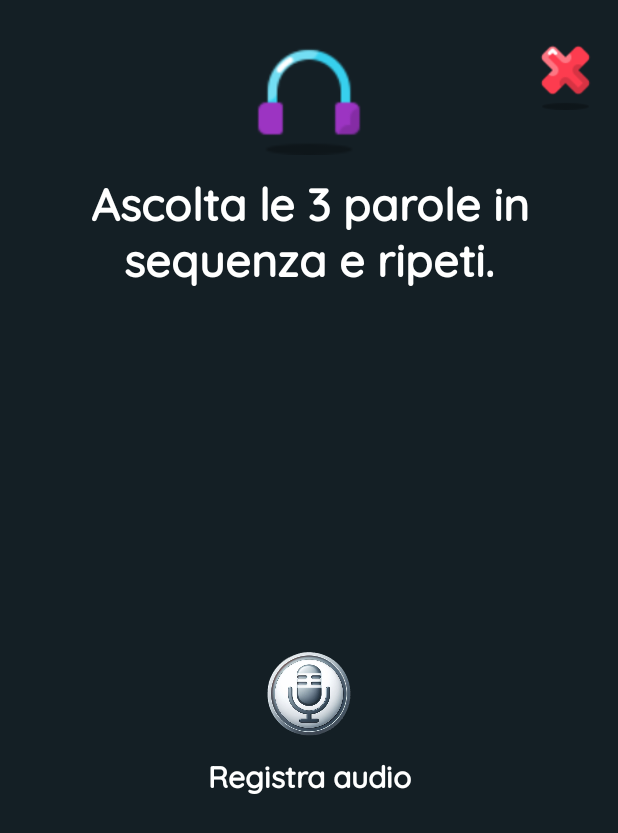
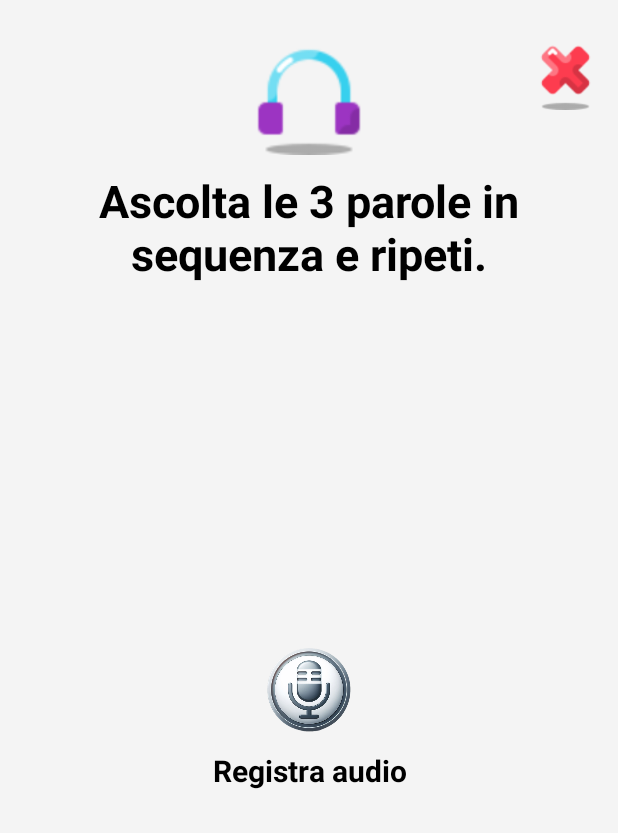
Before and after one commit to RobertoGuastamacchia/pronuntiApp, an Android app: the layout fragment_words_sequences_repetition.xml on its own in the app's theme, with its tools: preview values and no code run, on a phone screen of 412 x 824 dp. Shown: the top 833 px of the screen. Run offline under Robolectric (Android 15) with nearby library versions, the light colour scheme and no system bars.

Commit message:
any fixs

```diff
--- a/app/src/main/res/layout/fragment_words_sequences_repetition.xml
+++ b/app/src/main/res/layout/fragment_words_sequences_repetition.xml
@@ -1,11 +1,11 @@
 <?xml version="1.0" encoding="utf-8"?>
 <FrameLayout xmlns:android="http://schemas.android.com/apk/res/android"
+    xmlns:app="http://schemas.android.com/apk/res-auto"
     xmlns:tools="http://schemas.android.com/tools"
     android:layout_width="match_parent"
     android:layout_height="match_parent"
-    xmlns:app="http://schemas.android.com/apk/res-auto"
-    tools:context=".patient.child.homepage.exercises.WordsSequencesRepetitionFragment"
-    android:background="@color/colorBackground_primary">
+    android:background="@color/colorBackground"
+    tools:context=".patient.child.homepage.exercises.WordsSequencesRepetitionFragment">
 
     <LinearLayout
         android:id="@+id/linearLayout"
@@ -18,8 +18,8 @@
             android:layout_width="match_parent"
             android:layout_height="wrap_content"
             android:layout_marginTop="@dimen/home_page_child_margin_top_of_layout"
+            android:gravity="center_horizontal"
             android:orientation="vertical"
-            android:gravity="center_horizontal"
             tools:ignore="MissingConstraints">
 
             <RelativeLayout
@@ -30,52 +30,50 @@
                     android:id="@+id/exit"
                     android:layout_width="@dimen/topButtonExercisesDimension"
                     android:layout_height="@dimen/topButtonExercisesDimension"
-                    android:src="@drawable/exit"
-                    android:scaleType="centerInside"
+                    android:layout_alignParentEnd="true"
                     android:layout_marginTop="@dimen/marginTopTopButtonExercises"
                     android:layout_marginEnd="@dimen/marginEndExitButton"
                     android:background="@color/transparent"
-                    android:layout_alignParentEnd="true"/>
+                    android:scaleType="centerInside"
+                    android:src="@drawable/exit" />
 
                 <ImageView
+                    android:id="@+id/listen_audio_icon"
                     android:layout_width="@dimen/centralTopIconExercisesDimension"
                     android:layout_height="@dimen/centralTopIconExercisesDimension"
                     android:layout_centerHorizontal="true"
                     android:layout_marginTop="@dimen/marginTopTopButtonExercises"
-                    android:id="@+id/listen_audio_icon"
-                    android:src="@drawable/listen_audio"
-                    />
+                    android:src="@drawable/listen_audio" />
 
                 <ImageButton
                     android:id="@+id/refresh"
                     android:layout_width="@dimen/topButtonExercisesDimension"
                     android:layout_height="@dimen/topButtonExercisesDimension"
+                    android:layout_alignParentStart="true"
+                    android:layout_marginStart="@dimen/marginStartRefreshIcon"
+                    android:layout_marginTop="@dimen/marginTopTopButtonExercises"
+                    android:background="@color/transparent"
+                    android:scaleType="centerInside"
                     android:src="@drawable/refresh"
-                    android:scaleType="centerInside"
-                    android:layout_marginTop="@dimen/marginTopTopButtonExercises"
-                    android:layout_marginStart="@dimen/marginStartRefreshIcon"
-                    android:background="@color/transparent"
-                    android:visibility="gone"
-                    android:layout_alignParentStart="true"/>
+                    android:visibility="gone" />
 
             </RelativeLayout>
 
         </LinearLayout>
 
         <TextView
+            android:id="@+id/exerciseDescription"
             android:layout_width="wrap_content"
             android:layout_height="wrap_content"
             android:layout_gravity="center_horizontal"
-            android:textAlignment="center"
+            android:layout_marginTop="@dimen/marginTopExerciseDescription"
             android:ellipsize="none"
             android:singleLine="false"
-            android:fontFamily="@font/quicksand_medium"
+            android:text="@string/exerciseDescription"
+            android:textAlignment="center"
+            android:textColor="@color/black"
             android:textSize="@dimen/exerciseDescriptionSize"
-            android:textColor="@color/white"
-            android:text="@string/exerciseDescription"
-            android:textStyle="bold"
-            android:layout_marginTop="@dimen/marginTopExerciseDescription"
-            android:id="@+id/exerciseDescription"/>
+            android:textStyle="bold" />
 
         <ImageButton
             android:id="@+id/playButton"
@@ -87,155 +85,153 @@
             android:scaleType="centerInside" />
 
         <TextView
+            android:id="@+id/playButtonDescription"
             android:layout_width="wrap_content"
             android:layout_height="wrap_content"
             android:layout_gravity="center_horizontal"
+            android:fontFamily="@font/quicksand_medium"
+            android:labelFor="@+id/playButton"
             android:textAlignment="center"
-            android:fontFamily="@font/quicksand_medium"
+            android:textColor="@color/white"
             android:textSize="@dimen/playButtonLabelDimension"
-            android:textColor="@color/white"
-            android:textStyle="bold"
-            android:labelFor="@+id/playButton"
-            android:id="@+id/playButtonDescription"/>
+            android:textStyle="bold" />
 
         <ImageButton
+            android:id="@+id/startAudio"
             android:layout_width="@dimen/playAudioButtonDimension"
             android:layout_height="@dimen/playAudioButtonDimension"
-            android:id="@+id/startAudio"
             android:layout_gravity="center_horizontal"
             android:layout_marginTop="@dimen/marginTopPlayAudioButton"
+            android:background="@color/transparent"
             android:scaleType="centerInside"
-            android:src="@drawable/microphone"
-            android:background="@color/transparent"/>
+            android:src="@drawable/microphone" />
 
         <TextView
+            android:id="@+id/startAudioButtonDescription"
             android:layout_width="wrap_content"
             android:layout_height="wrap_content"
             android:layout_gravity="center_horizontal"
+            android:labelFor="@+id/startAudio"
+            android:text="@string/record_audio"
             android:textAlignment="center"
-            android:fontFamily="@font/quicksand_medium"
+            android:textColor="@color/black"
             android:textSize="@dimen/playButtonLabelDimension"
-            android:textColor="@color/white"
-            android:textStyle="bold"
-            android:text="@string/record_audio"
-            android:labelFor="@+id/startAudio"
-            android:id="@+id/startAudioButtonDescription"/>
+            android:textStyle="bold" />
 
         <ImageButton
+            android:id="@+id/stopAudio"
             android:layout_width="@dimen/playAudioButtonDimension"
             android:layout_height="@dimen/playAudioButtonDimension"
-            android:id="@+id/stopAudio"
             android:layout_gravity="center_horizontal"
             android:layout_marginTop="@dimen/marginTopPlayAudioButton"
+            android:background="@color/transparent"
             android:scaleType="centerInside"
-            android:visibility="gone"
             android:src="@drawable/stop_audio"
-            android:background="@color/transparent"/>
+            android:visibility="gone" />
 
         <TextView
+            android:id="@+id/stopAudioButtonDescription"
             android:layout_width="wrap_content"
             android:layout_height="wrap_content"
             android:layout_gravity="center_horizontal"
+            android:fontFamily="@font/quicksand_medium"
+            android:labelFor="@+id/stopAudio"
+            android:text="@string/stop_audio"
             android:textAlignment="center"
-            android:fontFamily="@font/quicksand_medium"
+            android:textColor="@color/white"
             android:textSize="@dimen/playButtonLabelDimension"
-            android:textColor="@color/white"
             android:textStyle="bold"
-            android:visibility="gone"
-            android:text="@string/stop_audio"
-            android:labelFor="@+id/stopAudio"
-            android:id="@+id/stopAudioButtonDescription"/>
+            android:visibility="gone" />
 
         <ImageButton
+            android:id="@+id/listenYour_Audio"
             android:layout_width="@dimen/audioDoneImageDimension"
             android:layout_height="@dimen/audioDoneImageDimension"
-            android:id="@+id/listenYour_Audio"
             android:layout_gravity="center_horizontal"
             android:layout_marginTop="@dimen/marginTopDoneImage"
+            android:background="@color/transparent"
             android:scaleType="centerInside"
-            android:visibility="gone"
             android:src="@drawable/listen_your_audio"
-            android:background="@color/transparent"/>
+            android:visibility="gone" />
 
         <ImageButton
+            android:id="@+id/stopYour_Audio"
             android:layout_width="@dimen/stopAudioButtonDimension"
             android:layout_height="@dimen/stopAudioButtonDimension"
-            android:id="@+id/stopYour_Audio"
             android:layout_gravity="center_horizontal"
             android:layout_marginTop="@dimen/marginTopDoneImage"
+            android:background="@color/transparent"
             android:scaleType="centerInside"
-            android:visibility="gone"
             android:src="@drawable/stop_audio"
-            android:background="@color/transparent"/>
+            android:visibility="gone" />
 
 
         <TextView
+            android:id="@+id/audioDoneDescription"
             android:layout_width="wrap_content"
             android:layout_height="wrap_content"
             android:layout_gravity="center_horizontal"
-            android:textAlignment="center"
-            android:fontFamily="@font/quicksand_medium"
-            android:textSize="@dimen/playButtonLabelDimension"
-            android:textColor="@color/white"
-            android:textStyle="bold"
-            android:visibility="gone"
             android:layout_marginStart="@dimen/marginStartEndOfAudioDoneDescription"
             android:layout_marginEnd="@dimen/marginStartEndOfAudioDoneDescription"
+            android:fontFamily="@font/quicksand_medium"
+            android:labelFor="@+id/audioDone"
             android:text="@string/audio_done"
-            android:labelFor="@+id/audioDone"
-            android:id="@+id/audioDoneDescription"/>
+            android:textAlignment="center"
+            android:textColor="@color/white"
+            android:textSize="@dimen/playButtonLabelDimension"
+            android:textStyle="bold"
+            android:visibility="gone" />
 
         <ImageView
+            android:id="@+id/sound_wave"
             android:layout_width="@dimen/soundDimension"
             android:layout_height="@dimen/soundDimension"
-            android:id="@+id/sound_wave"
-            android:visibility="gone"
+            android:layout_gravity="center_horizontal"
+            android:layout_marginTop="@dimen/marginTopDoneAndSoundWave"
+            android:background="@color/transparent"
             android:src="@drawable/sound_wave"
-            android:layout_gravity="center_horizontal"
-            android:background="@color/transparent"
-            android:layout_marginTop="@dimen/marginTopDoneAndSoundWave"
-            />
+            android:visibility="gone" />
 
         <ImageButton
+            android:id="@+id/upload_audio"
             android:layout_width="@dimen/stopAudioButtonDimension"
             android:layout_height="@dimen/stopAudioButtonDimension"
-            android:id="@+id/upload_audio"
             android:layout_gravity="center_horizontal"
             android:layout_marginTop="@dimen/marginTopDoneImage"
+            android:background="@color/transparent"
             android:scaleType="centerInside"
-            android:visibility="gone"
             android:src="@drawable/upload_audio"
-            android:background="@color/transparent"/>
+            android:visibility="gone" />
 
         <TextView
+            android:id="@+id/upload_audio_description"
             android:layout_width="wrap_content"
             android:layout_height="wrap_content"
             android:layout_gravity="center_horizontal"
+            android:fontFamily="@font/quicksand_medium"
+            android:labelFor="@+id/upload_audio"
+            android:text="@string/uploadAudioDescription"
             android:textAlignment="center"
-            android:fontFamily="@font/quicksand_medium"
+            android:textColor="@color/white"
             android:textSize="@dimen/stopButtonLabelDimension"
-            android:textColor="@color/white"
             android:textStyle="bold"
-            android:visibility="gone"
-            android:text="@string/uploadAudioDescription"
-            android:labelFor="@+id/upload_audio"
-            android:id="@+id/upload_audio_description"/>
+            android:visibility="gone" />
 
         <com.google.android.material.button.MaterialButton
             android:id="@+id/finish"
             android:layout_width="wrap_content"
-            android:gravity="center"
             android:layout_height="wrap_content"
             android:layout_gravity="center_horizontal"
+            android:layout_marginTop="@dimen/marginTopDone2"
+            android:fontFamily="@font/quicksand_medium"
+            android:gravity="center"
             android:text="@string/finishExercises"
             android:textAlignment="center"
-            android:visibility="gone"
             android:textSize="@dimen/text_dimen"
             android:textStyle="bold"
-            android:fontFamily="@font/quicksand_medium"
+            android:visibility="gone"
             app:backgroundTint="@color/childAccent"
-            android:layout_marginTop="@dimen/marginTopDone2"
-            app:cornerRadius="8dp"/>
+            app:cornerRadius="8dp" />
 
     </LinearLayout>
 
--- a/app/src/main/res/layout/help_exercise_dialog.xml
+++ b/app/src/main/res/layout/help_exercise_dialog.xml
@@ -12,7 +12,6 @@
         android:layout_height="wrap_content"
         android:layout_gravity="center"
         android:layout_marginBottom="@dimen/logoutTextTitleMarginBottom"
-        android:fontFamily="@font/quicksand_medium"
         android:text="@string/helpWindowDialogTitle"
         android:textAlignment="center"
         android:textColor="@color/black"
@@ -25,7 +24,6 @@
         android:layout_height="wrap_content"
         android:layout_gravity="center"
         android:layout_marginBottom="@dimen/logoutQuestionMarginBottom"
-        android:fontFamily="@font/quicksand_medium"
         android:text="@string/helpWindowDialogMessage"
         android:textAlignment="center"
         android:textColor="@color/black"
@@ -64,7 +62,6 @@
             android:layout_marginTop="@dimen/closeButtonOrContinueButtonMarginTop"
             android:backgroundTint="@color/red"
             android:elevation="10dp"
-            android:fontFamily="@font/quicksand_medium"
             android:text="@string/closePopupButton"
             android:textAlignment="center"
             android:textSize="@dimen/closeButtonOrContinueButtonMarginTop"
--- a/app/src/main/res/layout/locked_character_popup.xml
+++ b/app/src/main/res/layout/locked_character_popup.xml
@@ -12,7 +12,6 @@
         android:layout_height="wrap_content"
         android:layout_gravity="center"
         android:layout_marginBottom="@dimen/logoutTextTitleMarginBottom"
-        android:fontFamily="@font/quicksand_medium"
         android:text="@string/characterNotAvaibleTitle"
         android:textAlignment="center"
         android:textColor="@color/black"
@@ -26,7 +25,6 @@
         android:layout_height="wrap_content"
         android:layout_gravity="center"
         android:textSize="@dimen/popupTextDimension"
-        android:fontFamily="@font/quicksand_medium"
         android:textColor="@color/colorPrimary"
         android:text="@string/infoCoinCharacters"
         android:textAlignment="center"/>
@@ -43,8 +41,7 @@
             android:layout_height="wrap_content"
             android:textSize="@dimen/popupTextDimension"
             android:layout_gravity="center"
-            android:fontFamily="@font/quicksand_medium"
-            android:textColor="@color/colorPrimary"
+            android:textColor="@color/black"
             android:textAlignment="center"/>
 
         <ImageView
@@ -57,7 +54,6 @@
     <com.google.android.material.button.MaterialButton
         android:layout_width="wrap_content"
         android:id="@+id/closeButton"
-        android:fontFamily="@font/quicksand_medium"
         app:cornerRadius="8dp"
         android:layout_height="wrap_content"
         android:layout_gravity="center_horizontal"
--- a/app/src/main/res/layout/logout_dialog.xml
+++ b/app/src/main/res/layout/logout_dialog.xml
@@ -12,7 +12,6 @@
         android:layout_height="wrap_content"
         android:layout_gravity="center"
         android:layout_marginBottom="@dimen/logoutTextTitleMarginBottom"
-        android:fontFamily="@font/quicksand_medium"
         android:text="@string/logout_title"
         android:textAlignment="center"
         android:textColor="@color/black"
@@ -25,7 +24,6 @@
         android:layout_height="wrap_content"
         android:layout_gravity="center"
         android:layout_marginBottom="@dimen/logoutQuestionMarginBottom"
-        android:fontFamily="@font/quicksand_medium"
         android:text="@string/logoutQuestion"
         android:textAlignment="center"
         android:textColor="@color/black"
@@ -42,7 +40,6 @@
             android:layout_height="wrap_content"
             android:layout_marginEnd="@dimen/logoutButtonDimension"
             android:layout_weight="1"
-            android:fontFamily="@font/quicksand_medium"
             android:text="@string/yes"
             android:backgroundTint="@color/greenCompleted"
             android:textColor="@color/white"
@@ -54,7 +51,6 @@
             android:layout_width="0dp"
             android:layout_height="wrap_content"
             android:layout_weight="1"
-            android:fontFamily="@font/quicksand_medium"
             android:text="No"
             android:backgroundTint="@color/red"
             android:textColor="@color/white"
--- a/app/src/main/res/layout/principal_device_request_dialog.xml
+++ b/app/src/main/res/layout/principal_device_request_dialog.xml
@@ -12,7 +12,6 @@
         android:layout_height="wrap_content"
         android:layout_gravity="center"
         android:layout_marginBottom="@dimen/logoutTextTitleMarginBottom"
-        android:fontFamily="@font/quicksand_medium"
         android:text="@string/principalDeviceTitle"
         android:textAlignment="center"
         android:textColor="@color/black"
@@ -25,7 +24,6 @@
         android:layout_height="wrap_content"
         android:layout_gravity="center"
         android:layout_marginBottom="@dimen/logoutQuestionMarginBottom"
-        android:fontFamily="@font/quicksand_medium"
         android:text="@string/principalDeviceDescription"
         android:textAlignment="center"
         android:textColor="@color/black"
@@ -43,7 +41,6 @@
             android:layout_marginEnd="@dimen/logoutButtonDimension"
             android:layout_weight="1"
             android:backgroundTint="@color/greenCompleted"
-            android:fontFamily="@font/quicksand_medium"
             android:text="@string/yes"
             android:textColor="@color/white"
             android:textSize="@dimen/closeButtonOrContinueButtonMarginTop"
@@ -55,7 +52,6 @@
             android:layout_height="wrap_content"
             android:layout_weight="1"
             android:backgroundTint="@color/red"
-            android:fontFamily="@font/quicksand_medium"
             android:text="No"
             android:textColor="@color/white"
             android:textSize="@dimen/closeButtonOrContinueButtonMarginTop"
--- a/app/src/main/res/layout/set_principal_character_popup.xml
+++ b/app/src/main/res/layout/set_principal_character_popup.xml
@@ -12,7 +12,6 @@
         android:layout_height="wrap_content"
         android:layout_gravity="center"
         android:layout_marginBottom="@dimen/logoutTextTitleMarginBottom"
-        android:fontFamily="@font/quicksand_medium"
         android:text="@string/setPrincipalCharacterTitle"
         android:textAlignment="center"
         android:textColor="@color/black"
@@ -25,7 +24,6 @@
         android:layout_height="wrap_content"
         android:layout_gravity="center"
         android:layout_marginBottom="@dimen/logoutQuestionMarginBottom"
-        android:fontFamily="@font/quicksand_medium"
         android:text="@string/setPrincipalCharacterDescription"
         android:textAlignment="center"
         android:textColor="@color/black"
@@ -43,7 +41,6 @@
             android:layout_marginEnd="@dimen/logoutButtonDimension"
             android:layout_weight="1"
             android:backgroundTint="@color/greenCompleted"
-            android:fontFamily="@font/quicksand_medium"
             android:text="@string/yes"
             android:textColor="@color/white"
             android:textSize="@dimen/closeButtonOrContinueButtonMarginTop"
@@ -55,7 +52,6 @@
             android:layout_height="wrap_content"
             android:layout_weight="1"
             android:backgroundTint="@color/red"
-            android:fontFamily="@font/quicksand_medium"
             android:text="No"
             android:textColor="@color/white"
             android:textSize="@dimen/closeButtonOrContinueButtonMarginTop"
--- a/app/src/main/res/layout/unlock_character_popup.xml
+++ b/app/src/main/res/layout/unlock_character_popup.xml
@@ -12,7 +12,6 @@
         android:layout_height="wrap_content"
         android:layout_gravity="center"
         android:layout_marginBottom="@dimen/logoutTextTitleMarginBottom"
-        android:fontFamily="@font/quicksand_medium"
         android:text="@string/newCharacterPopupTitle"
         android:textAlignment="center"
         android:textColor="@color/black"
@@ -21,7 +20,6 @@
 
     <TextView
         android:id="@+id/custom_message"
-        android:fontFamily="@font/quicksand_medium"
         android:layout_width="wrap_content"
         android:layout_height="wrap_content"
         android:text="@string/newCharacterPopupDescription"
@@ -40,7 +38,6 @@
             app:cornerRadius="8dp"
             android:id="@+id/custom_positive_button"
             android:textColor="@color/white"
-            android:fontFamily="@font/quicksand_medium"
             android:layout_width="0dp"
             android:layout_height="wrap_content"
             android:backgroundTint="@color/greenCompleted"
@@ -51,7 +48,6 @@
 
         <com.google.android.material.button.MaterialButton
             app:cornerRadius="8dp"
-            android:fontFamily="@font/quicksand_medium"
             android:textColor="@color/white"
             android:id="@+id/custom_negative_button"
             android:backgroundTint="@color/red"
```
Also changed, not shown: app/src/main/res/layout/fragment_words_sequences_repetition_correction.xml (+50 -54 lines), app/src/main/res/layout/information_dialog_login.xml (+2 -6 lines), app/src/main/res/layout/locked_exercise_popup.xml (+9 -11 lines), app/src/main/res/layout/permission_dialog.xml (+10 -10 lines), app/src/main/res/layout/ranking_line_layout.xml (+30 -24 lines), app/src/main/res/layout/send_email_dialog.xml (+6 -9 lines), app/src/main/res/layout/todo_exercise_popup.xml (+9 -11 lines), app/src/main/res/layout/waiting_for_correction_popup_dialog.xml (+10 -11 lines), app/src/main/res/layout/weekly_goals_dialog.xml (+57 -50 lines).
